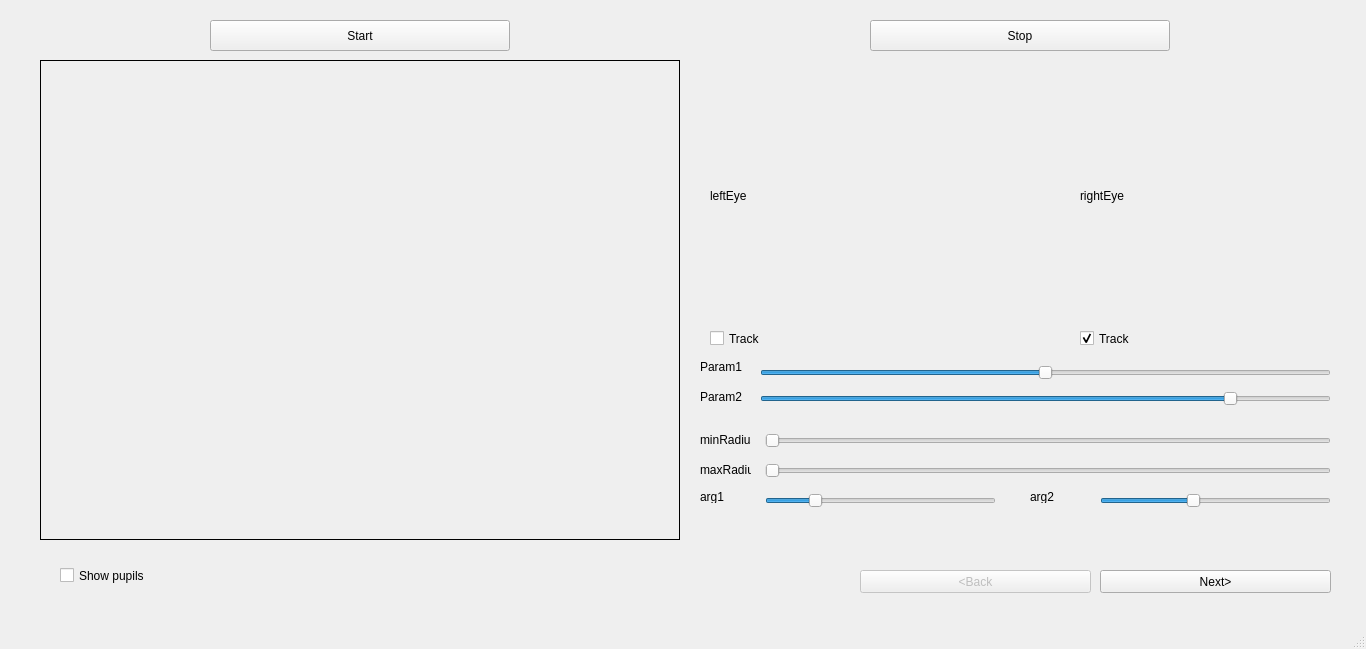
Qt form GUImain.ui (stepacool/Eye-Tracker) before a commit.
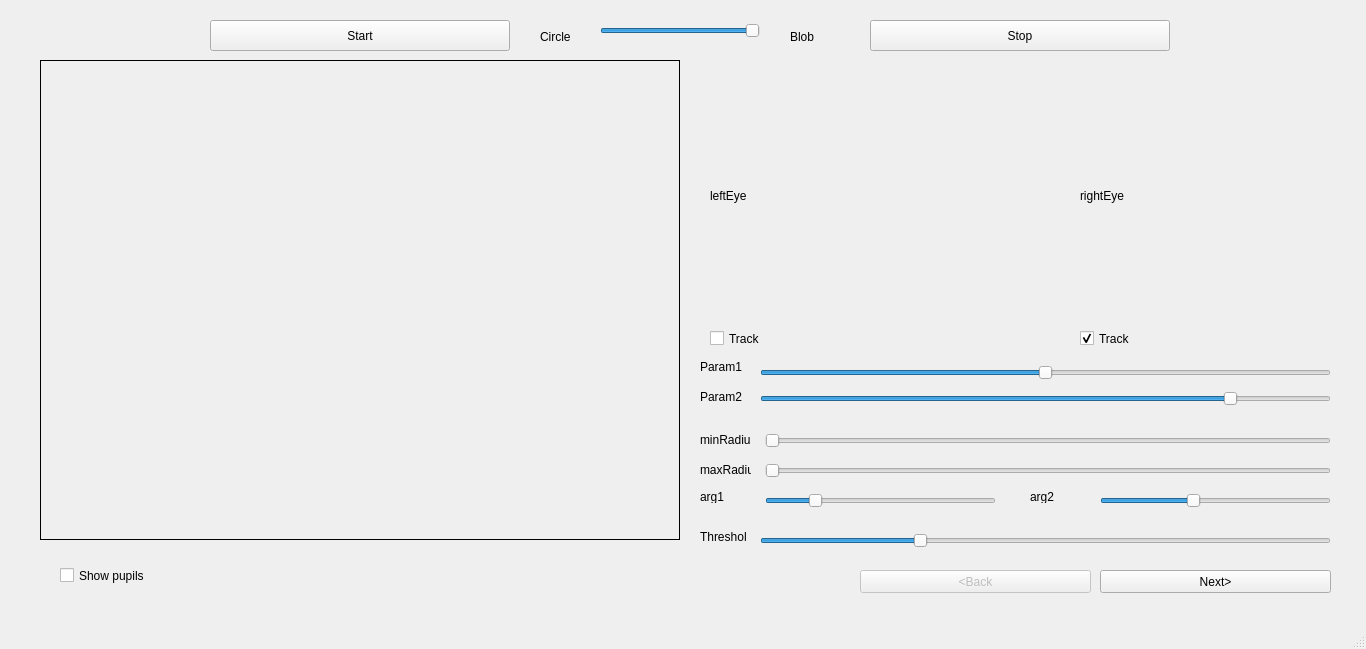
The same form after that commit.

Commit message: Added blob algorithm, some code optimisations

Diff of the .ui file:
```diff
--- a/GUImain.ui
+++ b/GUImain.ui
@@ -378,6 +378,86 @@
      <bool>true</bool>
     </property>
    </widget>
+   <widget class="QSlider" name="blobToggle">
+    <property name="geometry">
+     <rect>
+      <x>600</x>
+      <y>20</y>
+      <width>160</width>
+      <height>22</height>
+     </rect>
+    </property>
+    <property name="minimum">
+     <number>0</number>
+    </property>
+    <property name="maximum">
+     <number>1</number>
+    </property>
+    <property name="value">
+     <number>1</number>
+    </property>
+    <property name="orientation">
+     <enum>Qt::Horizontal</enum>
+    </property>
+   </widget>
+   <widget class="QLabel" name="label_7">
+    <property name="geometry">
+     <rect>
+      <x>540</x>
+      <y>30</y>
+      <width>46</width>
+      <height>13</height>
+     </rect>
+    </property>
+    <property name="text">
+     <string>Circle</string>
+    </property>
+   </widget>
+   <widget class="QLabel" name="label_8">
+    <property name="geometry">
+     <rect>
+      <x>790</x>
+      <y>30</y>
+      <width>46</width>
+      <height>13</height>
+     </rect>
+    </property>
+    <property name="text">
+     <string>Blob</string>
+    </property>
+   </widget>
+   <widget class="QSlider" name="thresholdSlider">
+    <property name="geometry">
+     <rect>
+      <x>760</x>
+      <y>530</y>
+      <width>571</width>
+      <height>22</height>
+     </rect>
+    </property>
+    <property name="maximum">
+     <number>255</number>
+    </property>
+    <property name="value">
+     <number>70</number>
+    </property>
+    <property name="orientation">
+     <enum>Qt::Horizontal</enum>
+    </property>
+   </widget>
+   <widget class="QLabel" name="label_9">
+    <property name="geometry">
+     <rect>
+      <x>700</x>
+      <y>530</y>
+      <width>46</width>
+      <height>13</height>
+     </rect>
+    </property>
+    <property name="text">
+     <string>Threshold</string>
+    </property>
+   </widget>
   </widget>
   <widget class="QMenuBar" name="menubar">
    <property name="geometry">
```
The commit also changes 1 other file.
